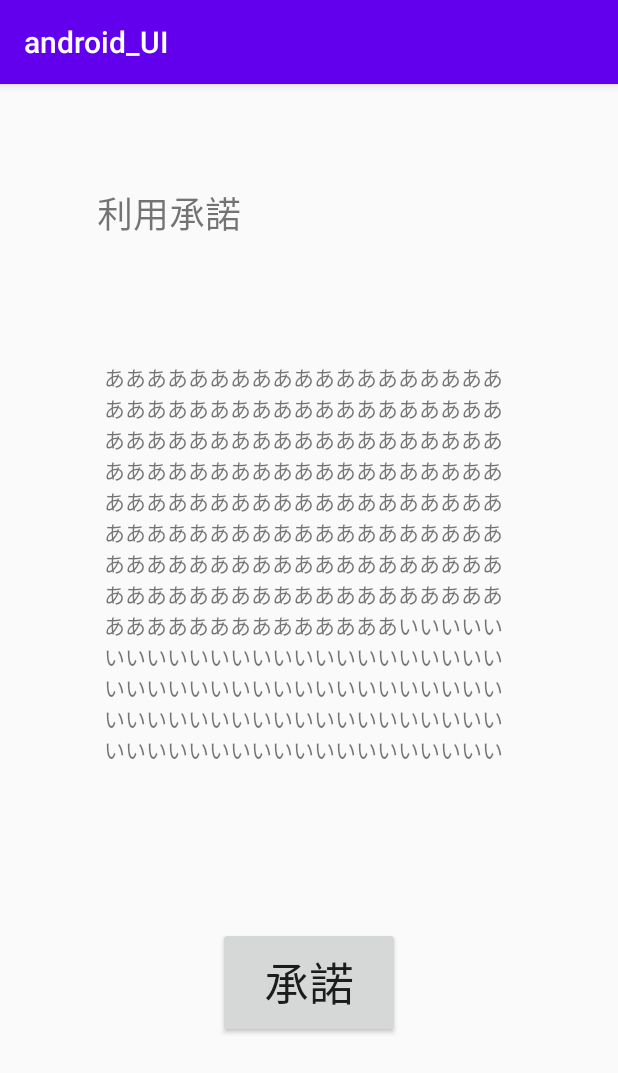
After one commit to ssc-shimaoka/android_UI, an Android app: the Register screen opened directly, with no data from a screen before it, on a phone screen of 412 x 824 dp. The commit adds this screen. Shown: the top 1073 px of the screen. Run offline under Robolectric (Android 15) with nearby library versions, the phone set to English and light mode, and no system bars.

Commit message:
Registerアクティビティ追加

```diff
--- a/app/src/main/AndroidManifest.xml
+++ b/app/src/main/AndroidManifest.xml
@@ -9,7 +9,8 @@
         android:roundIcon="@mipmap/ic_launcher_round"
         android:supportsRtl="true"
         android:theme="@style/AppTheme">
-        <activity android:name=".login"></activity>
+        <activity android:name=".Register"></activity>
+        <activity android:name=".login" />
         <activity android:name=".MainActivity">
             <intent-filter>
                 <action android:name="android.intent.action.MAIN" />
--- /dev/null
+++ b/app/src/main/java/com/example/android_ui/Register.java
@@ -0,0 +1,20 @@
+package com.example.android_ui;
+
+import androidx.appcompat.app.AppCompatActivity;
+
+import android.os.Bundle;
+import android.view.View;
+
+public class Register extends AppCompatActivity {
+
+    @Override
+    protected void onCreate(Bundle savedInstanceState) {
+        super.onCreate(savedInstanceState);
+        setContentView(R.layout.activity_register);
+    }
+
+    public void onClickOKButton(View view)
+    {
+
+    }
+}
--- a/app/src/main/java/com/example/android_ui/login.java
+++ b/app/src/main/java/com/example/android_ui/login.java
@@ -4,6 +4,7 @@ import androidx.appcompat.app.AppCompatActivity;
 
 import android.content.Intent;
 import android.os.Bundle;
+import android.view.View;
 
 public class login extends AppCompatActivity {
 
@@ -14,13 +15,14 @@ public class login extends AppCompatActivity {
 
     }
 
-    void onClickloginButton()
+    public void onClickloginButton(View view)
     {
 
     }
 
-    void RegisterButton()
+    public void onClickRegisterButton(View view)
     {
-
+        Intent intent = new Intent(login.this, Register.class);
+        startActivity(intent);
     }
 }
--- a/app/src/main/res/layout/activity_login.xml
+++ b/app/src/main/res/layout/activity_login.xml
@@ -70,6 +70,7 @@
         android:layout_width="246dp"
         android:layout_height="64dp"
         android:layout_marginBottom="32dp"
+        android:onClick="onClickRegisterButton"
         android:text="新規登録"
         app:layout_constraintBottom_toBottomOf="parent"
         app:layout_constraintEnd_toEndOf="parent"
--- /dev/null
+++ b/app/src/main/res/layout/activity_register.xml
@@ -0,0 +1,46 @@
+<?xml version="1.0" encoding="utf-8"?>
+<androidx.constraintlayout.widget.ConstraintLayout xmlns:android="http://schemas.android.com/apk/res/android"
+    xmlns:app="http://schemas.android.com/apk/res-auto"
+    xmlns:tools="http://schemas.android.com/tools"
+    android:layout_width="match_parent"
+    android:layout_height="match_parent"
+    tools:context=".Register">
+
+    <TextView
+        android:id="@+id/textView"
+        android:layout_width="282dp"
+        android:layout_height="32dp"
+        android:layout_marginTop="68dp"
+        android:text="@string/title"
+        android:textSize="24sp"
+        app:layout_constraintEnd_toEndOf="parent"
+        app:layout_constraintHorizontal_bias="0.496"
+        app:layout_constraintStart_toStartOf="parent"
+        app:layout_constraintTop_toTopOf="parent" />
+
+    <TextView
+        android:id="@+id/scrolltext"
+        android:layout_width="277dp"
+        android:layout_height="265dp"
+        android:layout_marginTop="76dp"
+        android:text="@string/consent"
+        app:layout_constraintBottom_toTopOf="@+id/button"
+        app:layout_constraintEnd_toEndOf="parent"
+        app:layout_constraintHorizontal_bias="0.514"
+        app:layout_constraintStart_toStartOf="parent"
+        app:layout_constraintTop_toBottomOf="@+id/textView"
+        app:layout_constraintVertical_bias="0.08" />
+
+    <Button
+        android:id="@+id/button"
+        android:layout_width="121dp"
+        android:layout_height="74dp"
+        android:layout_marginBottom="132dp"
+        android:onClick="onClickOKButton"
+        android:text="@string/OKButton"
+        android:textSize="30sp"
+        app:layout_constraintBottom_toBottomOf="parent"
+        app:layout_constraintEnd_toEndOf="parent"
+        app:layout_constraintStart_toStartOf="parent" />
+
+</androidx.constraintlayout.widget.ConstraintLayout>
--- a/app/src/main/res/values/strings.xml
+++ b/app/src/main/res/values/strings.xml
@@ -1,3 +1,7 @@
 <resources>
     <string name="app_name">android_UI</string>
+    <string name="consent">ああああああああああああああああああああああああああああああああああああああああああああああああああああああああああああああああああああああああああああああああああああああああああああああああああああああああああああああああああああああああああああああああああああああああああああああああああああああああああああああああああああああいいいいいいいいいいいいいいいいいいいいいいいいいいいいいいいいいいいいいいいいいいいいいいいいいいいいいいいいいいいいいいいいいいいいいいいいいいいいいいいいいいいいいいいいいいいいいいいいいいいいいいいいいいいいいうううううううううううううううううううううううううううううううううううううううう宇うううううううううううううううううううううううううううううううううううううううううううううううううううううううううううううううううううううううううううううううううううううううううううううううううううううううううううええええええええええええええええええええええええええええええええええええええええええええええええええええええええええええええええええええええええええええ</string>
+    <string name="OKButton">承諾</string>
+    <string name="title">利用承諾</string>
+
 </resources>
```
